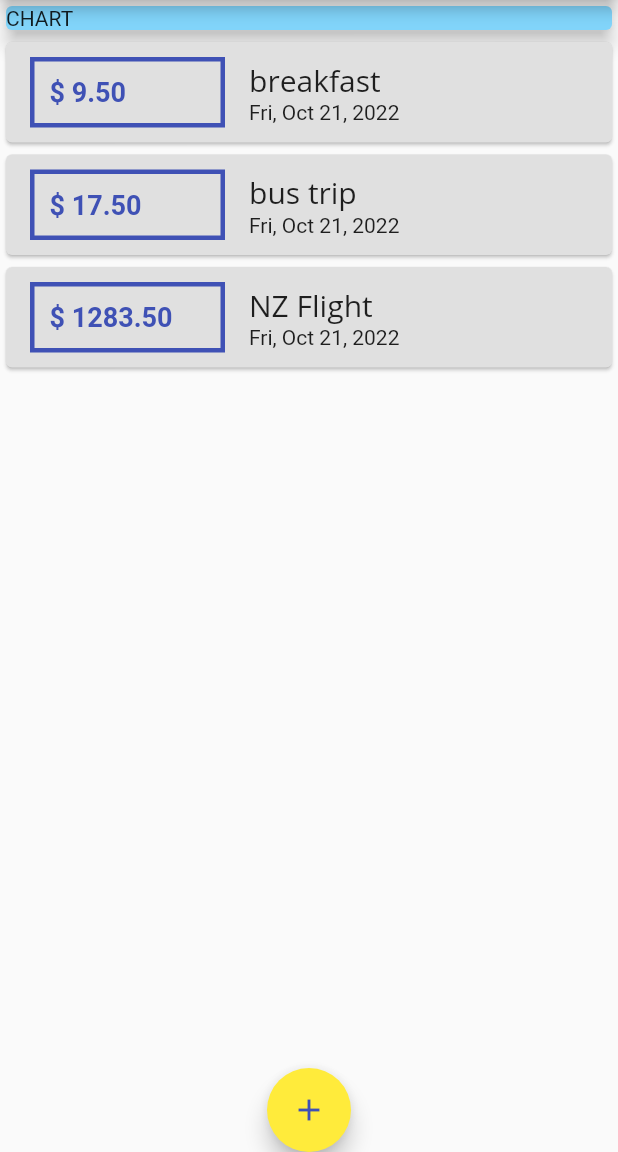
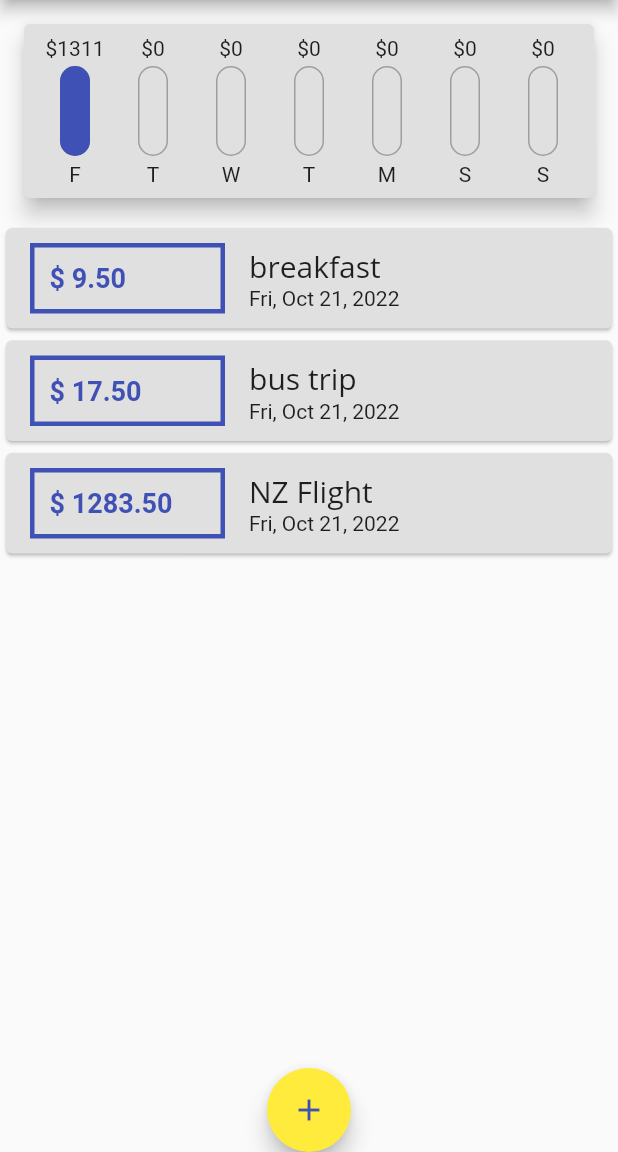
Before and after one commit to carlstep/udemy_max_expense_management_1, a Flutter app: the screen it shows after launch, on a phone screen of 412 x 824 dp, the part 84-1236 px from its top. Run offline on Flutter 3.47's test engine with Material 2 defaults, Android fonts, the phone set to English and light mode, and no system bars.

Commit message:
finalised Chart

```diff
--- a/lib/main.dart
+++ b/lib/main.dart
@@ -1,8 +1,10 @@
 import 'package:flutter/material.dart';
+import 'package:udemy_max_expense_management_1/widgets/chart.dart';
 
 import './widgets/new_transaction.dart';
 import './widgets/transaction_list.dart';
 import './models/transaction.dart';
+import './widgets/chart.dart';
 
 void main() {
   runApp(MyApp());
@@ -68,6 +70,16 @@ class _MyHomePageState extends State<MyHomePage> {
     ),
   ];
 
+  List<Transaction> get _recentTransactions {
+    return _userTransaction.where((tx) {
+      return tx.date.isAfter(
+        DateTime.now().subtract(
+          Duration(days: 7),
+        ),
+      );
+    }).toList();
+  }
+
   void _addNewTransaction(String txTitle, double txAmount) {
     final newTx = Transaction(
       id: DateTime.now().toString(),
@@ -111,14 +123,7 @@ class _MyHomePageState extends State<MyHomePage> {
           mainAxisAlignment: MainAxisAlignment.start,
           crossAxisAlignment: CrossAxisAlignment.stretch,
           children: [
-            Container(
-              width: double.infinity,
-              child: Card(
-                color: Colors.lightBlue[200],
-                elevation: 5,
-                child: const Text('CHART'),
-              ),
-            ),
+            Chart(_recentTransactions),
             TransactionList(_userTransaction),
           ],
         ),
--- a/lib/widgets/chart.dart
+++ b/lib/widgets/chart.dart
@@ -1,6 +1,7 @@
 import 'package:flutter/material.dart';
 import 'package:intl/intl.dart';
 
+import '../widgets/chart_bar.dart';
 import '../models/transaction.dart';
 
 class Chart extends StatelessWidget {
@@ -22,25 +23,45 @@ class Chart extends StatelessWidget {
         }
       }
 
-      print(DateFormat.E(weekDay));
-      print(totalDaySum);
+      // print(DateFormat.E().format(weekDay));
+      // print(totalDaySum);
 
       return {
-        'day': DateFormat.E(weekDay),
+        'day': DateFormat.E().format(weekDay).substring(0, 1),
         'amount': totalDaySum,
       };
     });
   }
 
+  double get totalSpending {
+    return groupedTransactionValues.fold(0.0, (sum, item) {
+      return sum + (item['amount'] as double);
+    });
+  }
+
   @override
   Widget build(BuildContext context) {
+    // print(groupedTransactionValues);
     return Card(
       elevation: 6,
-      margin: EdgeInsets.all(16),
-      child: Row(
-        children: [
-          Column(),
-        ],
+      margin: const EdgeInsets.all(16),
+      child: Padding(
+        padding: const EdgeInsets.all(8.0),
+        child: Row(
+          mainAxisAlignment: MainAxisAlignment.spaceEvenly,
+          children: groupedTransactionValues.map((data) {
+            return Flexible(
+              fit: FlexFit.tight,
+              child: ChartBar(
+                (data['day'] as String),
+                (data['amount'] as double),
+                totalSpending == 0.0
+                    ? 0.0
+                    : (data['amount'] as double) / totalSpending,
+              ),
+            );
+          }).toList(),
+        ),
       ),
     );
   }
--- /dev/null
+++ b/lib/widgets/chart_bar.dart
@@ -0,0 +1,49 @@
+import 'package:flutter/material.dart';
+
+class ChartBar extends StatelessWidget {
+  final String label;
+  final double spendingAmount;
+  final double spendingPctOfTotal;
+
+  ChartBar(this.label, this.spendingAmount, this.spendingPctOfTotal);
+
+  @override
+  Widget build(BuildContext context) {
+    return Column(
+      children: [
+        FittedBox(child: Text('\$${spendingAmount.toStringAsFixed(0)}')),
+        const SizedBox(
+          height: 4,
+        ),
+        Container(
+          height: 60,
+          width: 20,
+          child: Stack(
+            children: [
+              Container(
+                decoration: BoxDecoration(
+                  border: Border.all(width: 1, color: Colors.grey),
+                  color: Colors.grey[300],
+                  borderRadius: BorderRadius.circular(20),
+                ),
+              ),
+              FractionallySizedBox(
+                heightFactor: spendingPctOfTotal,
+                child: Container(
+                  decoration: BoxDecoration(
+                    color: Theme.of(context).colorScheme.primary,
+                    borderRadius: BorderRadius.circular(20),
+                  ),
+                ),
+              )
+            ],
+          ),
+        ),
+        const SizedBox(
+          height: 4,
+        ),
+        Text(label),
+      ],
+    );
+  }
+}
--- a/lib/widgets/new_transaction.dart
+++ b/lib/widgets/new_transaction.dart
@@ -48,7 +48,8 @@ class _NewTransactionState extends State<NewTransaction> {
             ),
             TextField(
               controller: amountController,
-              keyboardType: TextInputType.numberWithOptions(decimal: true),
+              keyboardType:
+                  const TextInputType.numberWithOptions(decimal: true),
               onSubmitted: (_) => submitData(),
               decoration: const InputDecoration(labelText: 'amount'),
               //onChanged: (value) => amountInput = value,
```
